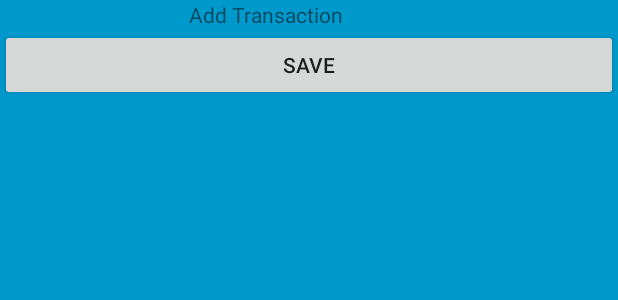
After one commit to stephengrice/laser, an Android app: the layout widget_add.xml on its own in the app's theme, with its tools: preview values and no code run, on a phone screen of 412 x 824 dp. The commit adds this screen. Shown: the top 300 px of the screen. Run offline under Robolectric (Android 15) with nearby library versions, the phone set to English and light mode, and no system bars.

Commit message:
Add very basic widget

```diff
--- /dev/null
+++ b/app/src/main/res/layout/widget_add.xml
@@ -0,0 +1,26 @@
+<LinearLayout xmlns:android="http://schemas.android.com/apk/res/android"
+    android:layout_width="match_parent"
+    android:layout_height="match_parent"
+    android:orientation="vertical"
+    android:background="#09C"
+    android:padding="@dimen/widget_margin">
+
+
+    <TextView
+        android:id="@+id/add_widget_amount"
+        android:layout_width="wrap_content"
+        android:layout_gravity="center_horizontal"
+        android:layout_height="wrap_content"
+        android:ems="10"
+        android:text="Add Transaction"/>
+
+
+
+
+    <Button
+        android:id="@+id/add_widget_btn"
+        android:layout_width="match_parent"
+        android:layout_height="wrap_content"
+        android:text="Save" />
+
+</LinearLayout>
--- a/app/src/main/res/values/dimens.xml
+++ b/app/src/main/res/values/dimens.xml
@@ -5,4 +5,10 @@
     <dimen name="nav_header_vertical_spacing">16dp</dimen>
     <dimen name="nav_header_height">160dp</dimen>
     <dimen name="fab_margin">16dp</dimen>
+
+    <!--
+Refer to App Widget Documentation for margin information
+http://developer.android.com/guide/topics/appwidgets/index.html#CreatingLayout
+    -->
+    <dimen name="widget_margin">8dp</dimen>
 </resources>
--- a/app/src/main/res/values/strings.xml
+++ b/app/src/main/res/values/strings.xml
@@ -23,4 +23,6 @@
     <string name="hello_blank_fragment">Hello blank fragment</string>
 
     <string name="no_category">Uncategorized</string>
+    <string name="appwidget_text">EXAMPLE</string>
+    <string name="add_widget">Add widget</string>
 </resources>
```
Also changed, not shown: app/src/main/AndroidManifest.xml (+11 -1 lines), app/src/main/java/com/stephengrice/momoney/widget/AddWidget.java (added, +49 -0 lines), app/src/main/res/values-v14/dimens.xml (added, +10 -0 lines), app/src/main/res/xml/add_widget_info.xml (added, +10 -0 lines), app/src/main/res/drawable-nodpi/example_appwidget_preview.png (added).
